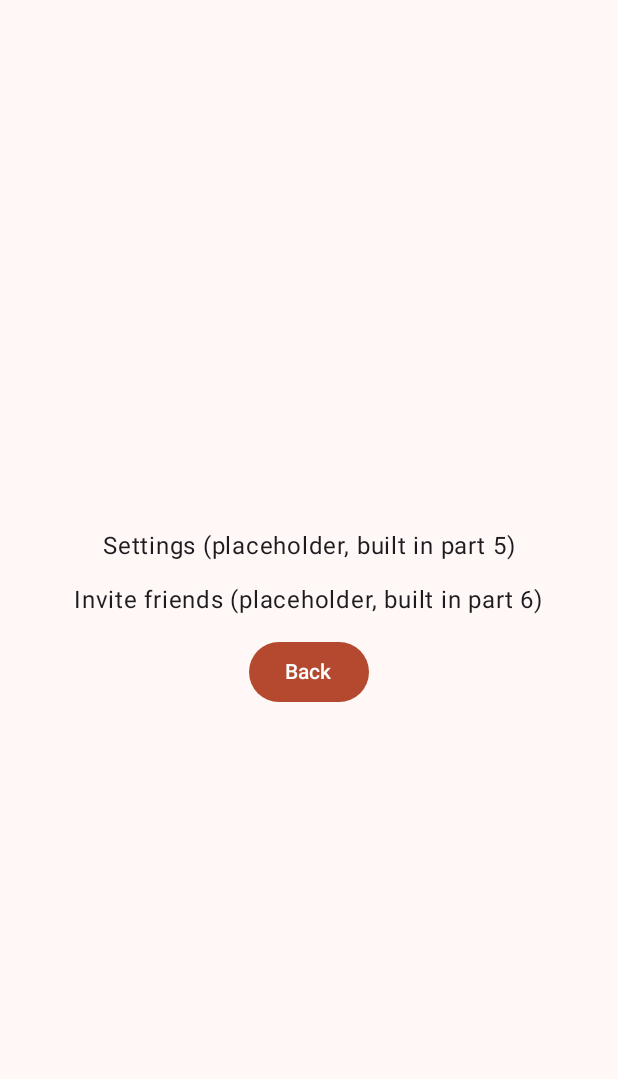
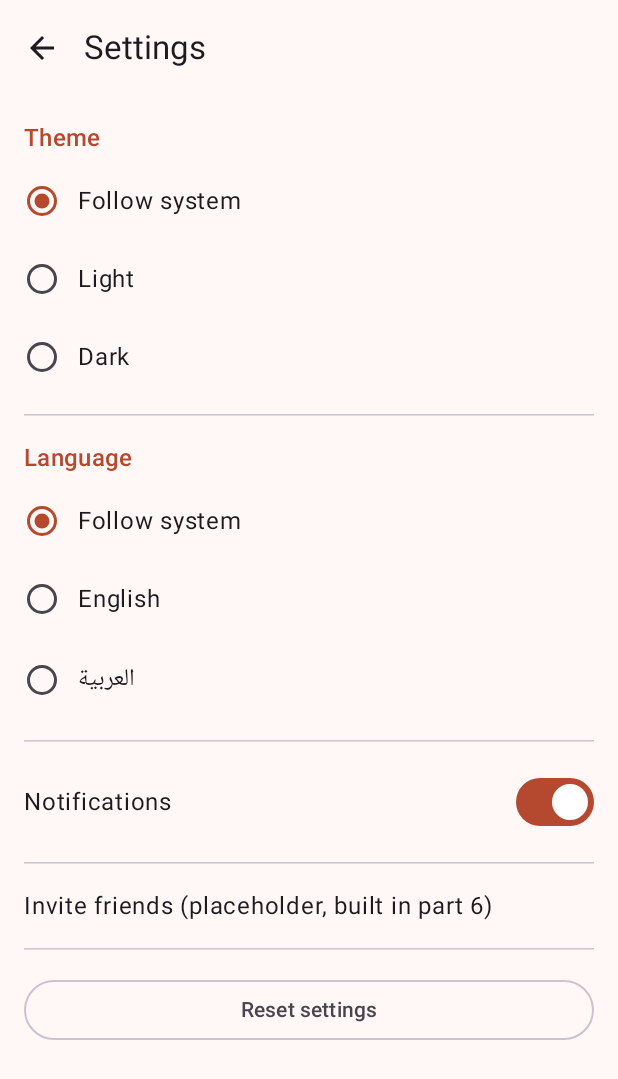
Before and after one commit to Abdoz3210/MC_Project, an Android app built with Jetpack Compose: the SettingsScreen screen opened through its navigation route, on a phone screen of 412 x 824 dp. Shown: the top 1079 px of the screen. Run offline under Robolectric (Android 15) with nearby library versions, the phone set to English and light mode, and no system bars; our stand-ins replace Firebase (no records; nobody signed in at launch, a user with empty details on screens opened directly).

Commit message:
feat: settings screen with theme, language, notifications and reset

```diff
--- a/app/src/main/java/com/lafamilia/app/ui/settings/SettingsScreen.kt
+++ b/app/src/main/java/com/lafamilia/app/ui/settings/SettingsScreen.kt
@@ -2,30 +2,161 @@ package com.lafamilia.app.ui.settings
 
 import androidx.compose.foundation.layout.Arrangement
 import androidx.compose.foundation.layout.Column
+import androidx.compose.foundation.layout.Row
 import androidx.compose.foundation.layout.fillMaxSize
+import androidx.compose.foundation.layout.fillMaxWidth
 import androidx.compose.foundation.layout.padding
-import androidx.compose.foundation.layout.systemBarsPadding
-import androidx.compose.material3.Button
+import androidx.compose.foundation.rememberScrollState
+import androidx.compose.foundation.selection.selectable
+import androidx.compose.foundation.verticalScroll
+import androidx.compose.material.icons.Icons
+import androidx.compose.material.icons.automirrored.filled.ArrowBack
+import androidx.compose.material3.AlertDialog
+import androidx.compose.material3.ExperimentalMaterial3Api
+import androidx.compose.material3.HorizontalDivider
+import androidx.compose.material3.Icon
+import androidx.compose.material3.IconButton
+import androidx.compose.material3.MaterialTheme
+import androidx.compose.material3.OutlinedButton
+import androidx.compose.material3.RadioButton
+import androidx.compose.material3.Scaffold
+import androidx.compose.material3.Switch
 import androidx.compose.material3.Text
+import androidx.compose.material3.TextButton
+import androidx.compose.material3.TopAppBar
 import androidx.compose.runtime.Composable
+import androidx.compose.runtime.getValue
+import androidx.compose.runtime.mutableStateOf
+import androidx.compose.runtime.remember
+import androidx.compose.runtime.setValue
 import androidx.compose.ui.Alignment
 import androidx.compose.ui.Modifier
+import androidx.compose.ui.res.stringResource
+import androidx.compose.ui.semantics.Role
 import androidx.compose.ui.unit.dp
+import androidx.lifecycle.compose.collectAsStateWithLifecycle
+import androidx.lifecycle.viewmodel.compose.viewModel
+import com.lafamilia.app.R
+import com.lafamilia.app.data.settings.AppLanguage
+import com.lafamilia.app.data.settings.ThemeMode
 import com.lafamilia.app.ui.invite.InviteSection
 
-/**
- * PLACEHOLDER from part 1 so the app compiles and navigates.
- * Part 5 (settings, theme, language) replaces this whole file.
- */
+@OptIn(ExperimentalMaterial3Api::class)
 @Composable
-fun SettingsScreen(onBack: () -> Unit) {
-    Column(
-        modifier = Modifier.fillMaxSize().systemBarsPadding().padding(24.dp),
-        verticalArrangement = Arrangement.spacedBy(12.dp, Alignment.CenterVertically),
-        horizontalAlignment = Alignment.CenterHorizontally
-    ) {
-        Text("Settings (placeholder, built in part 5)")
-        InviteSection()
-        Button(onClick = onBack) { Text("Back") }
+fun SettingsScreen(
+    onBack: () -> Unit,
+    viewModel: SettingsViewModel = viewModel()
+) {
+    val settings by viewModel.settings.collectAsStateWithLifecycle()
+    var confirmReset by remember { mutableStateOf(false) }
+
+    Scaffold(
+        topBar = {
+            TopAppBar(
+                title = { Text(stringResource(R.string.settings_title)) },
+                navigationIcon = {
+                    IconButton(onClick = onBack) {
+                        Icon(Icons.AutoMirrored.Filled.ArrowBack, contentDescription = stringResource(R.string.settings_back))
+                    }
+                }
+            )
+        }
+    ) { padding ->
+        Column(
+            modifier = Modifier
+                .fillMaxSize()
+                .padding(padding)
+                .verticalScroll(rememberScrollState())
+                .padding(16.dp),
+            verticalArrangement = Arrangement.spacedBy(8.dp)
+        ) {
+            SectionTitle(stringResource(R.string.settings_theme))
+            ThemeMode.entries.forEach { mode ->
+                OptionRow(
+                    label = stringResource(themeLabel(mode)),
+                    selected = settings.theme == mode,
+                    onSelect = { viewModel.setTheme(mode) }
+                )
+            }
+
+            HorizontalDivider(Modifier.padding(vertical = 8.dp))
+
+            SectionTitle(stringResource(R.string.settings_language))
+            AppLanguage.entries.forEach { language ->
+                OptionRow(
+                    label = stringResource(languageLabel(language)),
+                    selected = settings.language == language,
+                    onSelect = { viewModel.setLanguage(language) }
+                )
+            }
+
+            HorizontalDivider(Modifier.padding(vertical = 8.dp))
+
+            Row(
+                modifier = Modifier.fillMaxWidth(),
+                verticalAlignment = Alignment.CenterVertically,
+                horizontalArrangement = Arrangement.SpaceBetween
+            ) {
+                Text(stringResource(R.string.settings_notifications), style = MaterialTheme.typography.bodyLarge)
+                Switch(checked = settings.notificationsEnabled, onCheckedChange = viewModel::setNotifications)
+            }
+
+            HorizontalDivider(Modifier.padding(vertical = 8.dp))
+
+            InviteSection()
+
+            HorizontalDivider(Modifier.padding(vertical = 8.dp))
+
+            OutlinedButton(onClick = { confirmReset = true }, modifier = Modifier.fillMaxWidth()) {
+                Text(stringResource(R.string.settings_reset))
+            }
+        }
+    }
+
+    if (confirmReset) {
+        AlertDialog(
+            onDismissRequest = { confirmReset = false },
+            title = { Text(stringResource(R.string.settings_reset_title)) },
+            text = { Text(stringResource(R.string.settings_reset_body)) },
+            confirmButton = {
+                TextButton(onClick = {
+                    viewModel.reset()
+                    confirmReset = false
+                }) { Text(stringResource(R.string.settings_reset_confirm)) }
+            },
+            dismissButton = {
+                TextButton(onClick = { confirmReset = false }) { Text(stringResource(R.string.settings_cancel)) }
+            }
+        )
     }
 }
+
+private fun themeLabel(mode: ThemeMode): Int = when (mode) {
+    ThemeMode.SYSTEM -> R.string.settings_theme_system
+    ThemeMode.LIGHT -> R.string.settings_theme_light
+    ThemeMode.DARK -> R.string.settings_theme_dark
+}
+
+private fun languageLabel(language: AppLanguage): Int = when (language) {
+    AppLanguage.SYSTEM -> R.string.settings_language_system
+    AppLanguage.ENGLISH -> R.string.settings_language_english
+    AppLanguage.ARABIC -> R.string.settings_language_arabic
+}
+
+@Composable
+private fun SectionTitle(text: String) {
+    Text(text = text, style = MaterialTheme.typography.titleMedium, color = MaterialTheme.colorScheme.primary)
+}
+
+@Composable
+private fun OptionRow(label: String, selected: Boolean, onSelect: () -> Unit) {
+    Row(
+        modifier = Modifier
+            .fillMaxWidth()
+            .selectable(selected = selected, onClick = onSelect, role = Role.RadioButton),
+        verticalAlignment = Alignment.CenterVertically
+    ) {
+        RadioButton(selected = selected, onClick = null)
+        Text(text = label, modifier = Modifier.padding(start = 12.dp, top = 10.dp, bottom = 10.dp))
+    }
+}
--- /dev/null
+++ b/app/src/main/java/com/lafamilia/app/ui/settings/SettingsViewModel.kt
@@ -0,0 +1,38 @@
+package com.lafamilia.app.ui.settings
+
+import android.app.Application
+import androidx.lifecycle.AndroidViewModel
+import androidx.lifecycle.viewModelScope
+import com.lafamilia.app.data.settings.AppLanguage
+import com.lafamilia.app.data.settings.AppSettings
+import com.lafamilia.app.data.settings.SettingsRepository
+import com.lafamilia.app.data.settings.ThemeMode
+import kotlinx.coroutines.flow.SharingStarted
+import kotlinx.coroutines.flow.StateFlow
+import kotlinx.coroutines.flow.stateIn
+import kotlinx.coroutines.launch
+
+/** AndroidViewModel gives us the Application, which DataStore needs to find its file. */
+class SettingsViewModel(application: Application) : AndroidViewModel(application) {
+
+    private val repository = SettingsRepository.from(application)
+
+    val settings: StateFlow<AppSettings> = repository.settings
+        .stateIn(viewModelScope, SharingStarted.WhileSubscribed(5_000), AppSettings())
+
+    fun setTheme(mode: ThemeMode) {
+        viewModelScope.launch { repository.setTheme(mode) }
+    }
+
+    fun setLanguage(language: AppLanguage) {
+        viewModelScope.launch { repository.setLanguage(language) }
+    }
+
+    fun setNotifications(enabled: Boolean) {
+        viewModelScope.launch { repository.setNotifications(enabled) }
+    }
+
+    fun reset() {
+        viewModelScope.launch { repository.reset() }
+    }
+}
--- /dev/null
+++ b/app/src/main/res/values/strings_settings.xml
@@ -0,0 +1,19 @@
+<?xml version="1.0" encoding="utf-8"?>
+<resources>
+    <string name="settings_title">Settings</string>
+    <string name="settings_back">Back</string>
+    <string name="settings_theme">Theme</string>
+    <string name="settings_theme_system">Follow system</string>
+    <string name="settings_theme_light">Light</string>
+    <string name="settings_theme_dark">Dark</string>
+    <string name="settings_language">Language</string>
+    <string name="settings_language_system">Follow system</string>
+    <string name="settings_language_english">English</string>
+    <string name="settings_language_arabic">العربية</string>
+    <string name="settings_notifications">Notifications</string>
+    <string name="settings_reset">Reset settings</string>
+    <string name="settings_reset_title">Reset settings?</string>
+    <string name="settings_reset_body">Theme, language and notifications go back to their defaults.</string>
+    <string name="settings_reset_confirm">Reset</string>
+    <string name="settings_cancel">Cancel</string>
+</resources>
```
Also changed, not shown: 2 other files.
